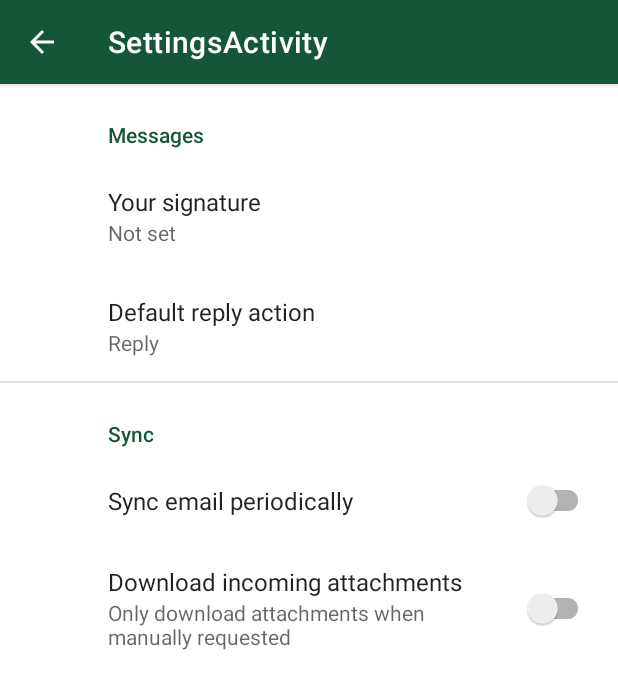
After one commit to isaacy2012/IDScanner-Legacy, an Android app: the SettingsActivity screen opened directly, with no data from a screen before it, on a phone screen of 412 x 824 dp. The commit adds this screen. Shown: the top 689 px of the screen. Run offline under Robolectric (Android 15) with nearby library versions, the phone set to English and light mode, and no system bars; our stand-ins replace androidx.preference.

Commit message:
Added SettingsActivity

```diff
--- a/app/build.gradle
+++ b/app/build.gradle
@@ -47,6 +47,7 @@ dependencies {
     implementation 'androidx.navigation:navigation-ui-ktx:2.3.3'
     implementation 'com.journeyapps:zxing-android-embedded:4.2.0'
     implementation 'androidx.appcompat:appcompat:1.0.2'
+    implementation 'androidx.preference:preference:1.1.1'
     kapt 'com.android.databinding:compiler:3.1.4'
 
     testImplementation 'junit:junit:4.+'
--- a/app/src/main/AndroidManifest.xml
+++ b/app/src/main/AndroidManifest.xml
@@ -4,15 +4,18 @@
     package="com.comp103.idscanner">
 
     <application
+        android:allowBackup="true"
         android:hardwareAccelerated="true"
-            android:allowBackup="true"
         android:icon="@mipmap/ic_launcher"
         android:label="@string/app_name"
         android:roundIcon="@mipmap/ic_launcher_round"
         android:supportsRtl="true"
         android:theme="@style/Theme.IDScanner">
         <activity
-                android:name="com.comp103.idscanner.activities.MainActivity"
+            android:name=".activities.SettingsActivity"
+            android:label="@string/title_activity_settings"></activity>
+        <activity
+            android:name=".activities.MainActivity"
             android:label="@string/app_name"
             android:theme="@style/Theme.IDScanner.NoActionBar">
             <intent-filter>
--- /dev/null
+++ b/app/src/main/java/com/comp103/idscanner/activities/SettingsActivity.kt
@@ -0,0 +1,34 @@
+package com.comp103.idscanner.activities
+
+import android.os.Bundle
+import android.view.View
+import androidx.appcompat.app.AppCompatActivity
+import androidx.preference.PreferenceFragmentCompat
+import com.comp103.idscanner.R
+import com.comp103.idscanner.databinding.MainActivityBinding
+import com.comp103.idscanner.databinding.SettingsActivityBinding
+
+class SettingsActivity : AppCompatActivity() {
+
+    lateinit var g: SettingsActivityBinding
+
+    override fun onCreate(savedInstanceState: Bundle?) {
+        super.onCreate(savedInstanceState)
+        g = SettingsActivityBinding.inflate(layoutInflater)
+        val view: View = g.root
+        setContentView(view)
+        if (savedInstanceState == null) {
+            supportFragmentManager
+                .beginTransaction()
+                .replace(R.id.settings, SettingsFragment())
+                .commit()
+        }
+        supportActionBar?.setDisplayHomeAsUpEnabled(true)
+    }
+
+    class SettingsFragment : PreferenceFragmentCompat() {
+        override fun onCreatePreferences(savedInstanceState: Bundle?, rootKey: String?) {
+            setPreferencesFromResource(R.xml.root_preferences, rootKey)
+        }
+    }
+}
--- /dev/null
+++ b/app/src/main/res/layout/settings_activity.xml
@@ -0,0 +1,9 @@
+<LinearLayout xmlns:android="http://schemas.android.com/apk/res/android"
+    android:layout_width="match_parent"
+    android:layout_height="match_parent">
+
+    <FrameLayout
+        android:id="@+id/settings"
+        android:layout_width="match_parent"
+        android:layout_height="match_parent" />
+</LinearLayout>
--- /dev/null
+++ b/app/src/main/res/values/arrays.xml
@@ -0,0 +1,12 @@
+<resources>
+    <!-- Reply Preference -->
+    <string-array name="reply_entries">
+        <item>Reply</item>
+        <item>Reply to all</item>
+    </string-array>
+
+    <string-array name="reply_values">
+        <item>reply</item>
+        <item>reply_all</item>
+    </string-array>
+</resources>
--- a/app/src/main/res/values/strings.xml
+++ b/app/src/main/res/values/strings.xml
@@ -15,4 +15,20 @@
     <string name="action_send">Send Email</string>
     <string name="action_clear">Clear Data</string>
     <string name="action_add_manually">Add Manually</string>
+    <string name="title_activity_settings">SettingsActivity</string>
+
+    <!-- Preference Titles -->
+    <string name="messages_header">Messages</string>
+    <string name="sync_header">Sync</string>
+
+    <!-- Messages Preferences -->
+    <string name="signature_title">Your signature</string>
+    <string name="reply_title">Default reply action</string>
+
+    <!-- Sync Preferences -->
+    <string name="sync_title">Sync email periodically</string>
+    <string name="attachment_title">Download incoming attachments</string>
+    <string name="attachment_summary_on">Automatically download attachments for incoming emails
+    </string>
+    <string name="attachment_summary_off">Only download attachments when manually requested</string>
 </resources>
--- /dev/null
+++ b/app/src/main/res/xml/root_preferences.xml
@@ -0,0 +1,35 @@
+<PreferenceScreen xmlns:app="http://schemas.android.com/apk/res-auto">
+
+    <PreferenceCategory app:title="@string/messages_header">
+
+        <EditTextPreference
+            app:key="signature"
+            app:title="@string/signature_title"
+            app:useSimpleSummaryProvider="true" />
+
+        <ListPreference
+            app:defaultValue="reply"
+            app:entries="@array/reply_entries"
+            app:entryValues="@array/reply_values"
+            app:key="reply"
+            app:title="@string/reply_title"
+            app:useSimpleSummaryProvider="true" />
+
+    </PreferenceCategory>
+
+    <PreferenceCategory app:title="@string/sync_header">
+
+        <SwitchPreferenceCompat
+            app:key="sync"
+            app:title="@string/sync_title" />
+
+        <SwitchPreferenceCompat
+            app:dependency="sync"
+            app:key="attachment"
+            app:summaryOff="@string/attachment_summary_off"
+            app:summaryOn="@string/attachment_summary_on"
+            app:title="@string/attachment_title" />
+
+    </PreferenceCategory>
+
+</PreferenceScreen>
```
Lines whose indentation alone changed are shown as unchanged.
